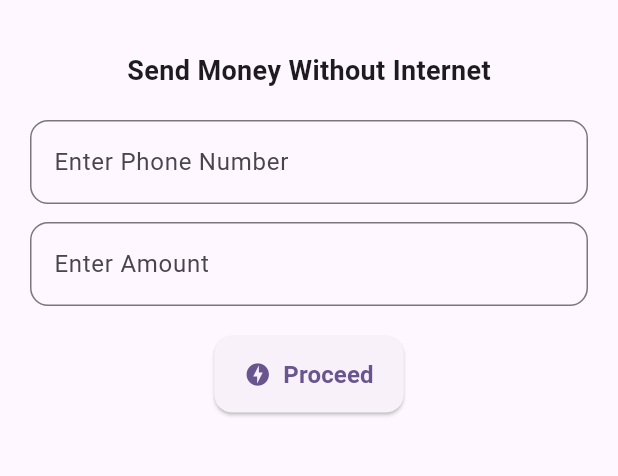
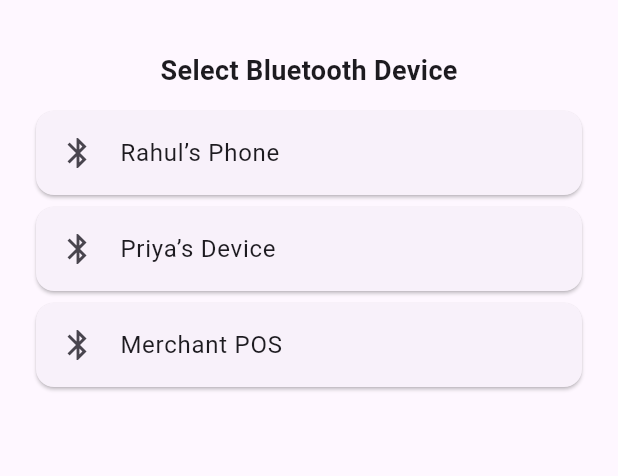
Before and after one commit to arunveda2005-sys/UPI-Flutter, a Flutter app: the screen it shows after launch, after a tap on "Login", after a tap on "Offline", on a phone screen of 412 x 824 dp, the part 63-539 px from its top. Run offline on Flutter 3.47's test engine with Material 3 defaults, Android fonts, the phone set to English and light mode, and no system bars.

Commit message:
Added logo asset and updated UI

```diff
--- a/lib/main.dart
+++ b/lib/main.dart
@@ -1,23 +1,35 @@
+// lib/main.dart
 import 'package:flutter/material.dart';
 import 'screens/splash.dart';
+import 'screens/login.dart';
+import 'screens/home.dart';
+import 'screens/send_money.dart';
+import 'screens/offline_payment.dart';
 
 void main() {
-  runApp(const UPIApp());
+  runApp(const UpiApp());
 }
 
-class UPIApp extends StatelessWidget {
-  const UPIApp({super.key});
+class UpiApp extends StatelessWidget {
+  const UpiApp({super.key});
 
   @override
   Widget build(BuildContext context) {
     return MaterialApp(
-      title: "UPI Offline Payment",
+      title: 'UPI Offline',
+      debugShowCheckedModeBanner: false,
       theme: ThemeData(
+        useMaterial3: true,
         colorScheme: ColorScheme.fromSeed(seedColor: Colors.deepPurple),
-        useMaterial3: true,
       ),
-      debugShowCheckedModeBanner: false,
-      home: const SplashScreen(),
+      initialRoute: '/',
+      routes: {
+        '/': (context) => const SplashScreen(),
+        '/login': (context) => const LoginScreen(),
+        '/home': (context) => const HomeScreen(),
+        '/send': (context) => const SendMoneyScreen(),
+        '/offline': (context) => const OfflinePaymentScreen(),
+      },
     );
   }
 }
--- a/lib/screens/home.dart
+++ b/lib/screens/home.dart
@@ -1,9 +1,6 @@
+// lib/screens/home.dart
 import 'package:flutter/material.dart';
-import '../widgets/balance_card.dart';
-import '../widgets/custom_button.dart';
-import '../widgets/transaction_tile.dart';
-import 'send_money.dart';
-import 'offline_payment.dart';
+import 'transaction_tile.dart';
 
 class HomeScreen extends StatelessWidget {
   const HomeScreen({super.key});
@@ -11,44 +8,41 @@ class HomeScreen extends StatelessWidget {
   @override
   Widget build(BuildContext context) {
     return Scaffold(
-      appBar: AppBar(title: const Text("UPI Offline")),
+      appBar: AppBar(title: const Text("UPI Home")),
       body: Padding(
-        padding: const EdgeInsets.all(20),
+        padding: const EdgeInsets.all(16),
         child: Column(
-          crossAxisAlignment: CrossAxisAlignment.start,
           children: [
-            const BalanceCard(balance: "₹10,000"),
+            Card(
+              color: Colors.deepPurple,
+              shape: RoundedRectangleBorder(borderRadius: BorderRadius.circular(16)),
+              child: Padding(
+                padding: const EdgeInsets.all(24),
+                child: Column(
+                  children: const [
+                    Text("Balance", style: TextStyle(color: Colors.white70, fontSize: 16)),
+                    SizedBox(height: 8),
+                    Text("₹ 25,000", style: TextStyle(color: Colors.white, fontSize: 28, fontWeight: FontWeight.bold)),
+                  ],
+                ),
+              ),
+            ),
             const SizedBox(height: 20),
             Row(
               mainAxisAlignment: MainAxisAlignment.spaceEvenly,
               children: [
-                CustomButton(
-                  text: "Send",
-                  icon: Icons.send,
-                  onPressed: () => Navigator.push(
-                    context,
-                    MaterialPageRoute(builder: (_) => const SendMoneyScreen()),
-                  ),
-                ),
-                CustomButton(
-                  text: "Offline",
-                  icon: Icons.wifi_off,
-                  onPressed: () => Navigator.push(
-                    context,
-                    MaterialPageRoute(builder: (_) => const OfflinePaymentScreen()),
-                  ),
-                ),
+                _homeAction(context, Icons.send, "Send", "/send"),
+                _homeAction(context, Icons.bluetooth, "Offline", "/offline"),
               ],
             ),
             const SizedBox(height: 30),
-            const Text("Recent Transactions",
-                style: TextStyle(fontSize: 18, fontWeight: FontWeight.bold)),
+            const Align(alignment: Alignment.centerLeft, child: Text("Recent Transactions", style: TextStyle(fontSize: 18, fontWeight: FontWeight.bold))),
             const SizedBox(height: 10),
             Expanded(
               child: ListView(
                 children: const [
-                  TransactionTile(name: "Amazon", amount: "- ₹1,250", isDebit: true),
-                  TransactionTile(name: "Paytm Wallet", amount: "+ ₹500", isDebit: false),
+                  TransactionTile(name: "Rahul", amount: "-₹500", status: "Sent"),
+                  TransactionTile(name: "Priya", amount: "+₹1200", status: "Received"),
                 ],
               ),
             ),
@@ -57,4 +51,17 @@ class HomeScreen extends StatelessWidget {
       ),
     );
   }
+
+  Widget _homeAction(BuildContext context, IconData icon, String text, String route) {
+    return GestureDetector(
+      onTap: () => Navigator.pushNamed(context, route),
+      child: Column(
+        children: [
+          CircleAvatar(radius: 30, child: Icon(icon, size: 28)),
+          const SizedBox(height: 8),
+          Text(text),
+        ],
+      ),
+    );
+  }
 }
--- a/lib/screens/login.dart
+++ b/lib/screens/login.dart
@@ -1,13 +1,12 @@
+// lib/screens/login.dart
 import 'package:flutter/material.dart';
-import '../widgets/custom_button.dart';
-import '../widgets/input_field.dart';
-import 'home.dart';
 
 class LoginScreen extends StatelessWidget {
   const LoginScreen({super.key});
 
   @override
   Widget build(BuildContext context) {
+    final phoneController = TextEditingController();
     final pinController = TextEditingController();
 
     return Scaffold(
@@ -15,25 +14,26 @@ class LoginScreen extends StatelessWidget {
       body: Padding(
         padding: const EdgeInsets.all(20),
         child: Column(
-          mainAxisAlignment: MainAxisAlignment.center,
           children: [
-            InputField(
-              label: "Enter UPI PIN",
+            TextField(
+              controller: phoneController,
+              decoration: const InputDecoration(labelText: "Phone Number"),
+              keyboardType: TextInputType.phone,
+            ),
+            const SizedBox(height: 16),
+            TextField(
               controller: pinController,
+              decoration: const InputDecoration(labelText: "PIN"),
+              obscureText: true,
               keyboardType: TextInputType.number,
-              obscureText: true,
             ),
-            const SizedBox(height: 20),
-            CustomButton(
-              text: "Login",
-              icon: Icons.lock_open,
+            const SizedBox(height: 24),
+            ElevatedButton(
               onPressed: () {
-                Navigator.pushReplacement(
-                  context,
-                  MaterialPageRoute(builder: (_) => const HomeScreen()),
-                );
+                Navigator.pushReplacementNamed(context, '/home');
               },
-            )
+              child: const Text("Login"),
+            ),
           ],
         ),
       ),
--- a/lib/screens/offline_payment.dart
+++ b/lib/screens/offline_payment.dart
@@ -1,14 +1,18 @@
+// lib/screens/offline_payment.dart
 import 'package:flutter/material.dart';
-import '../widgets/input_field.dart';
-import '../widgets/custom_button.dart';
 
 class OfflinePaymentScreen extends StatelessWidget {
   const OfflinePaymentScreen({super.key});
 
   @override
   Widget build(BuildContext context) {
-    final phoneController = TextEditingController();
     final amountController = TextEditingController();
+
+    final List<String> devices = [
+      "Rahul’s Phone",
+      "Priya’s Device",
+      "Merchant POS",
+    ];
 
     return Scaffold(
       appBar: AppBar(title: const Text("Offline Payment")),
@@ -16,31 +20,51 @@ class OfflinePaymentScreen extends StatelessWidget {
         padding: const EdgeInsets.all(20),
         child: Column(
           children: [
-            const Text("Send Money Without Internet",
-                style: TextStyle(fontSize: 18, fontWeight: FontWeight.bold)),
-            const SizedBox(height: 20),
-            InputField(
-              label: "Enter Phone Number",
-              controller: phoneController,
-              keyboardType: TextInputType.phone,
-            ),
-            const SizedBox(height: 12),
-            InputField(
-              label: "Enter Amount",
+            const Text("Select Bluetooth Device", style: TextStyle(fontSize: 18, fontWeight: FontWeight.bold)),
+            const SizedBox(height: 10),
+            Expanded(
+              child: ListView.builder(
+                itemCount: devices.length,
+                itemBuilder: (context, index) {
+                  return Card(
+                    child: ListTile(
+                      leading: const Icon(Icons.bluetooth),
+                      title: Text(devices[index]),
+                      onTap: () {
+                        showModalBottomSheet(
+                          context: context,
+                          builder: (_) => Padding(
+                            padding: const EdgeInsets.all(20),
+                            child: Column(
+                              mainAxisSize: MainAxisSize.min,
+                              children: [
+                                Text("Pay to ${devices[index]}", style: const TextStyle(fontSize: 18, fontWeight: FontWeight.bold)),
+                                const SizedBox(height: 16),
+                                TextField(
                                   controller: amountController,
+                                  decoration: const InputDecoration(labelText: "Enter Amount"),
                                   keyboardType: TextInputType.number,
                                 ),
-            const SizedBox(height: 20),
-            CustomButton(
-              text: "Proceed",
-              icon: Icons.offline_bolt,
+                                const SizedBox(height: 16),
+                                ElevatedButton(
                                   onPressed: () {
+                                    Navigator.pop(context);
                                     ScaffoldMessenger.of(context).showSnackBar(
-                  const SnackBar(content: Text("Offline Payment Queued ✅")),
+                                      SnackBar(content: Text("₹${amountController.text} sent via Bluetooth!")),
                                     );
-                Navigator.pop(context);
                                   },
-            )
+                                  child: const Text("Confirm Payment"),
+                                ),
+                              ],
+                            ),
+                          ),
+                        );
+                      },
+                    ),
+                  );
+                },
+              ),
+            ),
           ],
         ),
       ),
--- a/lib/screens/splash.dart
+++ b/lib/screens/splash.dart
@@ -1,32 +1,24 @@
+// lib/screens/splash.dart
 import 'package:flutter/material.dart';
-import 'login.dart';
 
-class SplashScreen extends StatefulWidget {
+class SplashScreen extends StatelessWidget {
   const SplashScreen({super.key});
 
   @override
-  State<SplashScreen> createState() => _SplashScreenState();
-}
+  Widget build(BuildContext context) {
+    Future.delayed(const Duration(seconds: 2), () {
+      Navigator.pushReplacementNamed(context, '/login');
+    });
 
-class _SplashScreenState extends State<SplashScreen> {
-  @override
-  void initState() {
-    super.initState();
-    Future.delayed(const Duration(seconds: 2), () {
-      Navigator.pushReplacement(
-        context,
-        MaterialPageRoute(builder: (_) => const LoginScreen()),
-      );
-    });
-  }
-
-  @override
-  Widget build(BuildContext context) {
-    return const Scaffold(
+    return Scaffold(
       body: Center(
-        child: Text(
-          "UPI Offline",
-          style: TextStyle(fontSize: 28, fontWeight: FontWeight.bold),
+        child: Column(
+          mainAxisAlignment: MainAxisAlignment.center,
+          children: [
+            Image.asset("assets/logo.png", height: 120),
+            const SizedBox(height: 20),
+            const CircularProgressIndicator(),
+          ],
         ),
       ),
     );
--- a/lib/screens/transaction_tile.dart
+++ b/lib/screens/transaction_tile.dart
@@ -1,15 +1,16 @@
+// lib/screens/transaction_tile.dart
 import 'package:flutter/material.dart';
 
 class TransactionTile extends StatelessWidget {
   final String name;
   final String amount;
-  final bool isDebit;
+  final String status;
 
   const TransactionTile({
     super.key,
     required this.name,
     required this.amount,
-    this.isDebit = true,
+    required this.status,
   });
 
   @override
@@ -17,21 +18,10 @@ class TransactionTile extends StatelessWidget {
     return Card(
       shape: RoundedRectangleBorder(borderRadius: BorderRadius.circular(12)),
       child: ListTile(
-        leading: CircleAvatar(
-          backgroundColor: isDebit ? Colors.redAccent : Colors.green,
-          child: Icon(
-            isDebit ? Icons.arrow_upward : Icons.arrow_downward,
-            color: Colors.white,
-          ),
-        ),
-        title: Text(name, style: const TextStyle(fontWeight: FontWeight.w600)),
-        trailing: Text(
-          amount,
-          style: TextStyle(
-            fontWeight: FontWeight.bold,
-            color: isDebit ? Colors.red : Colors.green,
-          ),
-        ),
+        leading: CircleAvatar(child: Text(name[0])),
+        title: Text(name),
+        subtitle: Text(status),
+        trailing: Text(amount, style: TextStyle(color: amount.startsWith('-') ? Colors.red : Colors.green, fontWeight: FontWeight.bold)),
       ),
     );
   }
```
Also changed, not shown: lib/screens/send_money.dart (+15 -15 lines), pubspec.yaml (+4 -68 lines), assets/logo.png (added), 1 other file. Lines whose indentation alone changed are shown as unchanged.
